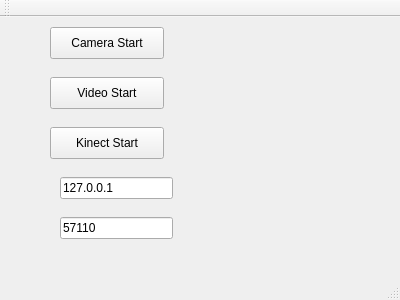
First picture: the form in MainWindow.ui, repository mitmul/HappyMap, before the edit.
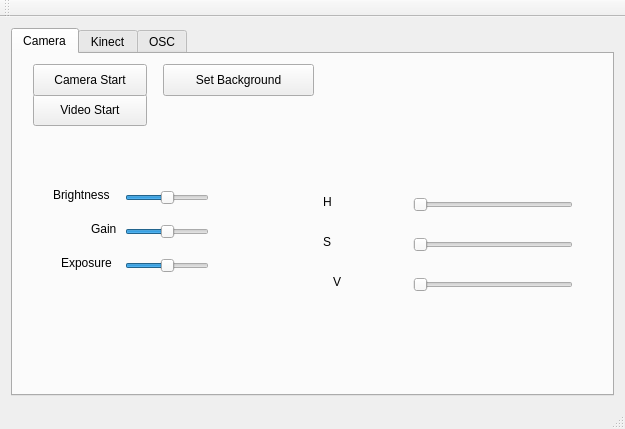
Second picture: the form after the edit.

```diff
--- a/MainWindow.ui
+++ b/MainWindow.ui
@@ -6,79 +6,475 @@
    <rect>
     <x>0</x>
     <y>0</y>
-    <width>400</width>
-    <height>300</height>
+    <width>625</width>
+    <height>429</height>
    </rect>
   </property>
   <property name="windowTitle">
    <string>MainWindow</string>
   </property>
   <widget class="QWidget" name="centralWidget">
-   <widget class="QPushButton" name="pushButton_CameraStart">
-    <property name="geometry">
-     <rect>
-      <x>50</x>
-      <y>10</y>
-      <width>114</width>
-      <height>32</height>
-     </rect>
-    </property>
-    <property name="text">
-     <string>Camera Start</string>
-    </property>
-   </widget>
-   <widget class="QPushButton" name="pushButton_VideoStart">
-    <property name="geometry">
-     <rect>
-      <x>50</x>
-      <y>60</y>
-      <width>114</width>
-      <height>32</height>
-     </rect>
-    </property>
-    <property name="text">
-     <string>Video Start</string>
-    </property>
-   </widget>
-   <widget class="QPushButton" name="pushButton_KinectStart">
-    <property name="geometry">
-     <rect>
-      <x>50</x>
-      <y>110</y>
-      <width>114</width>
-      <height>32</height>
-     </rect>
-    </property>
-    <property name="text">
-     <string>Kinect Start</string>
-    </property>
-   </widget>
-   <widget class="QLineEdit" name="lineEdit_OSCServerIP">
-    <property name="geometry">
-     <rect>
-      <x>60</x>
-      <y>160</y>
-      <width>113</width>
-      <height>22</height>
-     </rect>
-    </property>
-    <property name="text">
-     <string>127.0.0.1</string>
-    </property>
-   </widget>
-   <widget class="QLineEdit" name="lineEdit_OSCServerPort">
-    <property name="geometry">
-     <rect>
-      <x>60</x>
-      <y>200</y>
-      <width>113</width>
-      <height>22</height>
-     </rect>
-    </property>
-    <property name="text">
-     <string>57110</string>
-    </property>
-   </widget>
+   <layout class="QVBoxLayout" name="verticalLayout">
+    <item>
+     <widget class="QTabWidget" name="tabWidget">
+      <property name="currentIndex">
+       <number>0</number>
+      </property>
+      <widget class="QWidget" name="tab">
+       <attribute name="title">
+        <string>Camera</string>
+       </attribute>
+       <widget class="QPushButton" name="pushButton_VideoStart">
+        <property name="geometry">
+         <rect>
+          <x>20</x>
+          <y>40</y>
+          <width>114</width>
+          <height>32</height>
+         </rect>
+        </property>
+        <property name="text">
+         <string>Video Start</string>
+        </property>
+       </widget>
+       <widget class="QPushButton" name="pushButton_CameraStart">
+        <property name="geometry">
+         <rect>
+          <x>20</x>
+          <y>10</y>
+          <width>114</width>
+          <height>32</height>
+         </rect>
+        </property>
+        <property name="text">
+         <string>Camera Start</string>
+        </property>
+       </widget>
+       <widget class="QPushButton" name="pushButton_SetBackground">
+        <property name="geometry">
+         <rect>
+          <x>150</x>
+          <y>10</y>
+          <width>151</width>
+          <height>32</height>
+         </rect>
+        </property>
+        <property name="text">
+         <string>Set Background</string>
+        </property>
+       </widget>
+       <widget class="QSlider" name="horizontalSlider_H">
+        <property name="geometry">
+         <rect>
+          <x>400</x>
+          <y>140</y>
+          <width>160</width>
+          <height>22</height>
+         </rect>
+        </property>
+        <property name="maximum">
+         <number>255</number>
+        </property>
+        <property name="orientation">
+         <enum>Qt::Horizontal</enum>
+        </property>
+       </widget>
+       <widget class="QSlider" name="horizontalSlider_S">
+        <property name="geometry">
+         <rect>
+          <x>400</x>
+          <y>180</y>
+          <width>160</width>
+          <height>22</height>
+         </rect>
+        </property>
+        <property name="maximum">
+         <number>255</number>
+        </property>
+        <property name="orientation">
+         <enum>Qt::Horizontal</enum>
+        </property>
+       </widget>
+       <widget class="QSlider" name="horizontalSlider_S_2">
+        <property name="geometry">
+         <rect>
+          <x>400</x>
+          <y>220</y>
+          <width>160</width>
+          <height>22</height>
+         </rect>
+        </property>
+        <property name="maximum">
+         <number>255</number>
+        </property>
+        <property name="orientation">
+         <enum>Qt::Horizontal</enum>
+        </property>
+       </widget>
+       <widget class="QLabel" name="label_6">
+        <property name="geometry">
+         <rect>
+          <x>310</x>
+          <y>140</y>
+          <width>62</width>
+          <height>16</height>
+         </rect>
+        </property>
+        <property name="text">
+         <string>H</string>
+        </property>
+       </widget>
+       <widget class="QLabel" name="label_7">
+        <property name="geometry">
+         <rect>
+          <x>310</x>
+          <y>180</y>
+          <width>62</width>
+          <height>16</height>
+         </rect>
+        </property>
+        <property name="text">
+         <string>S</string>
+        </property>
+       </widget>
+       <widget class="QLabel" name="label_8">
+        <property name="geometry">
+         <rect>
+          <x>320</x>
+          <y>220</y>
+          <width>62</width>
+          <height>16</height>
+         </rect>
+        </property>
+        <property name="text">
+         <string>V</string>
+        </property>
+       </widget>
+       <widget class="QLabel" name="label">
+        <property name="geometry">
+         <rect>
+          <x>40</x>
+          <y>133</y>
+          <width>67</width>
+          <height>16</height>
+         </rect>
+        </property>
+        <property name="text">
+         <string>Brightness</string>
+        </property>
+       </widget>
+       <widget class="QSlider" name="horizontalSlider_Gain">
+        <property name="geometry">
+         <rect>
+          <x>112</x>
+          <y>167</y>
+          <width>84</width>
+          <height>22</height>
+         </rect>
+        </property>
+        <property name="minimum">
+         <number>-128</number>
+        </property>
+        <property name="maximum">
+         <number>128</number>
+        </property>
+        <property name="orientation">
+         <enum>Qt::Horizontal</enum>
+        </property>
+       </widget>
+       <widget class="QSlider" name="horizontalSlider_Exposure">
+        <property name="geometry">
+         <rect>
+          <x>112</x>
+          <y>201</y>
+          <width>84</width>
+          <height>22</height>
+         </rect>
+        </property>
+        <property name="minimum">
+         <number>-128</number>
+        </property>
+        <property name="maximum">
+         <number>128</number>
+        </property>
+        <property name="orientation">
+         <enum>Qt::Horizontal</enum>
+        </property>
+       </widget>
+       <widget class="QLabel" name="label_3">
+        <property name="geometry">
+         <rect>
+          <x>48</x>
+          <y>201</y>
+          <width>59</width>
+          <height>16</height>
+         </rect>
+        </property>
+        <property name="text">
+         <string>Exposure</string>
+        </property>
+       </widget>
+       <widget class="QSlider" name="horizontalSlider_Brightness">
+        <property name="geometry">
+         <rect>
+          <x>112</x>
+          <y>133</y>
+          <width>84</width>
+          <height>22</height>
+         </rect>
+        </property>
+        <property name="minimum">
+         <number>-128</number>
+        </property>
+        <property name="maximum">
+         <number>128</number>
+        </property>
+        <property name="orientation">
+         <enum>Qt::Horizontal</enum>
+        </property>
+       </widget>
+       <widget class="QLabel" name="label_2">
+        <property name="geometry">
+         <rect>
+          <x>78</x>
+          <y>167</y>
+          <width>29</width>
+          <height>16</height>
+         </rect>
+        </property>
+        <property name="text">
+         <string>Gain</string>
+        </property>
+       </widget>
+      </widget>
+      <widget class="QWidget" name="tab_2">
+       <attribute name="title">
+        <string>Kinect</string>
+       </attribute>
+       <widget class="QPushButton" name="pushButton_KinectStart">
+        <property name="geometry">
+         <rect>
+          <x>20</x>
+          <y>20</y>
+          <width>114</width>
+          <height>32</height>
+         </rect>
+        </property>
+        <property name="text">
+         <string>Kinect Start</string>
+        </property>
+       </widget>
+       <widget class="QPushButton" name="pushButton_SetNear">
+        <property name="geometry">
+         <rect>
+          <x>10</x>
+          <y>170</y>
+          <width>114</width>
+          <height>32</height>
+         </rect>
+        </property>
+        <property name="text">
+         <string>Set Near</string>
+        </property>
+       </widget>
+       <widget class="QPushButton" name="pushButton_SetFar">
+        <property name="geometry">
+         <rect>
+          <x>120</x>
+          <y>170</y>
+          <width>114</width>
+          <height>32</height>
+         </rect>
+        </property>
+        <property name="text">
+         <string>Set Far</string>
+        </property>
+       </widget>
+       <widget class="QLineEdit" name="lineEdit_UserNear">
+        <property name="geometry">
+         <rect>
+          <x>20</x>
+          <y>210</y>
+          <width>91</width>
+          <height>22</height>
+         </rect>
+        </property>
+        <property name="text">
+         <string>0.0</string>
+        </property>
+       </widget>
+       <widget class="QLineEdit" name="lineEdit_UserFar">
+        <property name="geometry">
+         <rect>
+          <x>130</x>
+          <y>210</y>
+          <width>91</width>
+          <height>22</height>
+         </rect>
+        </property>
+        <property name="text">
+         <string>0.0</string>
+        </property>
+       </widget>
+       <widget class="QLineEdit" name="lineEdit_UserID">
+        <property name="geometry">
+         <rect>
+          <x>106</x>
+          <y>91</y>
+          <width>144</width>
+          <height>22</height>
+         </rect>
+        </property>
+        <property name="text">
+         <string>0</string>
+        </property>
+       </widget>
+       <widget class="QLineEdit" name="lineEdit_UserNum">
+        <property name="geometry">
+         <rect>
+          <x>106</x>
+          <y>123</y>
+          <width>144</width>
+          <height>22</height>
+         </rect>
+        </property>
+        <property name="text">
+         <string>0</string>
+        </property>
+       </widget>
+       <widget class="QLabel" name="label_4">
+        <property name="geometry">
+         <rect>
+          <x>52</x>
+          <y>91</y>
+          <width>46</width>
+          <height>16</height>
+         </rect>
+        </property>
+        <property name="text">
+         <string>User ID</string>
+        </property>
+       </widget>
+       <widget class="QLabel" name="label_5">
+        <property name="geometry">
+         <rect>
+          <x>35</x>
+          <y>123</y>
+          <width>63</width>
+          <height>16</height>
+         </rect>
+        </property>
+        <property name="text">
+         <string>User Num</string>
+        </property>
+       </widget>
+       <widget class="QLineEdit" name="lineEdit_UserLeft">
+        <property name="geometry">
+         <rect>
+          <x>250</x>
+          <y>210</y>
+          <width>91</width>
+          <height>22</height>
+         </rect>
+        </property>
+        <property name="text">
+         <string>0.0</string>
+        </property>
+       </widget>
+       <widget class="QPushButton" name="pushButton_SetLeft">
+        <property name="geometry">
+         <rect>
+          <x>240</x>
+          <y>170</y>
+          <width>114</width>
+          <height>32</height>
+         </rect>
+        </property>
+        <property name="text">
+         <string>Set Left</string>
+        </property>
+       </widget>
+       <widget class="QLineEdit" name="lineEdit_UserRight">
+        <property name="geometry">
+         <rect>
+          <x>370</x>
+          <y>210</y>
+          <width>91</width>
+          <height>22</height>
+         </rect>
+        </property>
+        <property name="text">
+         <string>0.0</string>
+        </property>
+       </widget>
+       <widget class="QPushButton" name="pushButton_SetRight">
+        <property name="geometry">
+         <rect>
+          <x>360</x>
+          <y>170</y>
+          <width>114</width>
+          <height>32</height>
+         </rect>
+        </property>
+        <property name="text">
+         <string>Set Right</string>
+        </property>
+       </widget>
+      </widget>
+      <widget class="QWidget" name="tab_3">
+       <attribute name="title">
+        <string>OSC</string>
+       </attribute>
+       <widget class="QPushButton" name="pushButton_Openning">
+        <property name="geometry">
+         <rect>
+          <x>30</x>
+          <y>80</y>
+          <width>114</width>
+          <height>32</height>
+         </rect>
+        </property>
+        <property name="text">
+         <string>Openning</string>
+        </property>
+       </widget>
+       <widget class="QWidget" name="layoutWidget">
+        <property name="geometry">
+         <rect>
+          <x>30</x>
+          <y>20</y>
+          <width>361</width>
+          <height>34</height>
+         </rect>
+        </property>
+        <layout class="QHBoxLayout" name="horizontalLayout">
+         <item>
+          <widget class="QLineEdit" name="lineEdit_OSCServerIP">
+           <property name="text">
+            <string>169.254.116.182</string>
+           </property>
+          </widget>
+         </item>
+         <item>
+          <widget class="QLineEdit" name="lineEdit_OSCServerPort">
+           <property name="text">
+            <string>57120</string>
+           </property>
+          </widget>
+         </item>
+         <item>
+          <widget class="QPushButton" name="pushButton_ServerSet">
+           <property name="text">
+            <string>Server Set</string>
+           </property>
+          </widget>
+         </item>
+        </layout>
+       </widget>
+      </widget>
+     </widget>
+    </item>
+   </layout>
   </widget>
   <widget class="QMenuBar" name="menuBar">
    <property name="geometry">
```
Left out of the diff: 2 changed lines with no effect on the pictures.
